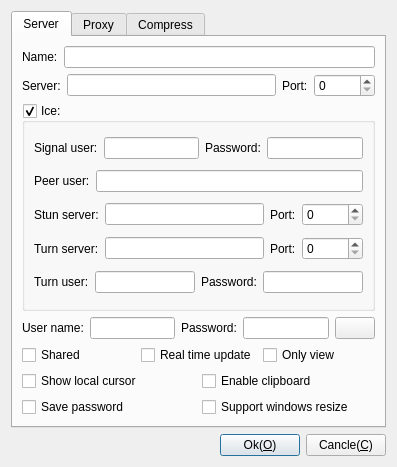
KangLin/RabbitRemoteControl, file Plugins/TigerVnc/Viewer/DlgSettingsTigerVnc.ui: the form before one commit.
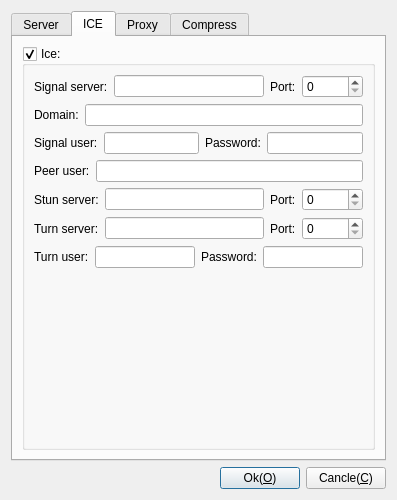
The form after the commit. Icons and pictures are not drawn.

Commit message: TigerVnc: FIX ICE setting parameters error

What changed in the file:
```diff
--- a/Plugins/TigerVnc/Viewer/DlgSettingsTigerVnc.ui
+++ b/Plugins/TigerVnc/Viewer/DlgSettingsTigerVnc.ui
@@ -7,7 +7,7 @@
     <x>0</x>
     <y>0</y>
     <width>397</width>
-    <height>467</height>
+    <height>500</height>
    </rect>
   </property>
   <property name="windowTitle">
@@ -52,88 +52,13 @@
    <item row="0" column="0">
     <widget class="QTabWidget" name="tabWidget">
      <property name="currentIndex">
-      <number>0</number>
+      <number>1</number>
      </property>
      <widget class="QWidget" name="Server">
       <attribute name="title">
        <string>Server</string>
       </attribute>
       <layout class="QGridLayout" name="gridLayout_9">
-       <item row="1" column="0">
-        <layout class="QHBoxLayout" name="horizontalLayout_3">
-         <item>
-          <widget class="QLabel" name="lbServer">
-           <property name="text">
-            <string>Server:</string>
-           </property>
-          </widget>
-         </item>
-         <item>
-          <widget class="QLineEdit" name="leServer">
-           <property name="text">
-            <string/>
-           </property>
-          </widget>
-         </item>
-         <item>
-          <widget class="QLabel" name="label_6">
-           <property name="text">
-            <string>Port:</string>
-           </property>
-          </widget>
-         </item>
-         <item>
-          <widget class="QSpinBox" name="spPort">
-           <property name="maximum">
-            <number>65536</number>
-           </property>
-          </widget>
-         </item>
-        </layout>
-       </item>
-       <item row="6" column="0">
-        <layout class="QHBoxLayout" name="horizontalLayout_8">
-         <item>
-          <widget class="QCheckBox" name="cbLocalCursor">
-           <property name="text">
-            <string>Show local cursor</string>
-           </property>
-          </widget>
-         </item>
-         <item>
-          <widget class="QCheckBox" name="cbClipboard">
-           <property name="text">
-            <string>Enable clipboard</string>
-           </property>
-          </widget>
-         </item>
-        </layout>
-       </item>
-       <item row="5" column="0">
-        <layout class="QHBoxLayout" name="horizontalLayout_7">
-         <item>
-          <widget class="QCheckBox" name="cbShared">
-           <property name="text">
-            <string>Shared</string>
-           </property>
-          </widget>
-         </item>
-         <item>
-          <widget class="QCheckBox" name="cbRealTimeUpdate">
-           <property name="text">
-            <string>Real time update</string>
-           </property>
-          </widget>
-         </item>
-         <item>
-          <widget class="QCheckBox" name="cbOnlyView">
-           <property name="text">
-            <string>Only view</string>
-           </property>
-          </widget>
-         </item>
-        </layout>
-       </item>
        <item row="0" column="0">
         <layout class="QHBoxLayout" name="horizontalLayout_9">
          <item>
@@ -158,25 +83,7 @@
          </item>
         </layout>
        </item>
-       <item row="7" column="0">
-        <layout class="QGridLayout" name="gridLayout">
-         <item row="0" column="0">
-          <widget class="QCheckBox" name="cbSave">
-           <property name="text">
-            <string>Save password</string>
-           </property>
-          </widget>
-         </item>
-         <item row="0" column="1">
-          <widget class="QCheckBox" name="cbResizeWindows">
-           <property name="text">
-            <string>Support windows resize</string>
-           </property>
-          </widget>
-         </item>
-        </layout>
-       </item>
-       <item row="4" column="0">
+       <item row="3" column="0">
         <layout class="QHBoxLayout" name="horizontalLayout">
          <item>
           <widget class="QLabel" name="label_2">
@@ -227,7 +134,120 @@
          </item>
         </layout>
        </item>
-       <item row="3" column="0">
+       <item row="6" column="0">
+        <layout class="QGridLayout" name="gridLayout">
+         <item row="0" column="0">
+          <widget class="QCheckBox" name="cbSave">
+           <property name="text">
+            <string>Save password</string>
+           </property>
+          </widget>
+         </item>
+         <item row="0" column="1">
+          <widget class="QCheckBox" name="cbResizeWindows">
+           <property name="text">
+            <string>Support windows resize</string>
+           </property>
+          </widget>
+         </item>
+        </layout>
+       </item>
+       <item row="5" column="0">
+        <layout class="QHBoxLayout" name="horizontalLayout_8">
+         <item>
+          <widget class="QCheckBox" name="cbLocalCursor">
+           <property name="text">
+            <string>Show local cursor</string>
+           </property>
+          </widget>
+         </item>
+         <item>
+          <widget class="QCheckBox" name="cbClipboard">
+           <property name="text">
+            <string>Enable clipboard</string>
+           </property>
+          </widget>
+         </item>
+        </layout>
+       </item>
+       <item row="4" column="0">
+        <layout class="QHBoxLayout" name="horizontalLayout_7">
+         <item>
+          <widget class="QCheckBox" name="cbShared">
+           <property name="text">
+            <string>Shared</string>
+           </property>
+          </widget>
+         </item>
+         <item>
+          <widget class="QCheckBox" name="cbRealTimeUpdate">
+           <property name="text">
+            <string>Real time update</string>
+           </property>
+          </widget>
+         </item>
+         <item>
+          <widget class="QCheckBox" name="cbOnlyView">
+           <property name="text">
+            <string>Only view</string>
+           </property>
+          </widget>
+         </item>
+        </layout>
+       </item>
+       <item row="1" column="0">
+        <layout class="QHBoxLayout" name="horizontalLayout_3">
+         <item>
+          <widget class="QLabel" name="lbServer">
+           <property name="text">
+            <string>Server:</string>
+           </property>
+          </widget>
+         </item>
+         <item>
+          <widget class="QLineEdit" name="leServer">
+           <property name="text">
+            <string/>
+           </property>
+          </widget>
+         </item>
+         <item>
+          <widget class="QLabel" name="label_6">
+           <property name="text">
+            <string>Port:</string>
+           </property>
+          </widget>
+         </item>
+         <item>
+          <widget class="QSpinBox" name="spPort">
+           <property name="maximum">
+            <number>65536</number>
+           </property>
+          </widget>
+         </item>
+        </layout>
+       </item>
+       <item row="7" column="0">
+        <spacer name="verticalSpacer_4">
+         <property name="orientation">
+          <enum>Qt::Vertical</enum>
+         </property>
+         <property name="sizeHint" stdset="0">
+          <size>
+           <width>20</width>
+           <height>40</height>
+          </size>
+         </property>
+        </spacer>
+       </item>
+      </layout>
+     </widget>
+     <widget class="QWidget" name="tab">
+      <attribute name="title">
+       <string>ICE</string>
+      </attribute>
+      <layout class="QGridLayout" name="gridLayout_10">
+       <item row="1" column="0">
         <widget class="QGroupBox" name="gpIce">
          <property name="title">
           <string>Ice:</string>
@@ -239,31 +259,45 @@
           <bool>true</bool>
          </property>
          <layout class="QGridLayout" name="gridLayout_8">
-          <item row="0" column="0">
-           <layout class="QHBoxLayout" name="horizontalLayout_13">
-            <item>
-             <widget class="QLabel" name="label_18">
-              <property name="text">
-               <string>Signal user:</string>
-              </property>
-             </widget>
-            </item>
-            <item>
-             <widget class="QLineEdit" name="leSignalUser"/>
-            </item>
-            <item>
-             <widget class="QLabel" name="label_19">
-              <property name="text">
-               <string>Password:</string>
-              </property>
-             </widget>
-            </item>
-            <item>
-             <widget class="QLineEdit" name="leSignalPassword"/>
-            </item>
-           </layout>
-          </item>
           <item row="1" column="0">
+           <layout class="QHBoxLayout" name="horizontalLayout_16">
+            <item>
+             <widget class="QLabel" name="label_21">
+              <property name="text">
+               <string>Domain:</string>
+              </property>
+             </widget>
+            </item>
+            <item>
+             <widget class="QLineEdit" name="leDomain"/>
+            </item>
+           </layout>
+          </item>
+          <item row="6" column="0">
+           <layout class="QHBoxLayout" name="horizontalLayout_12">
+            <item>
+             <widget class="QLabel" name="label_16">
+              <property name="text">
+               <string>Turn user:</string>
+              </property>
+             </widget>
+            </item>
+            <item>
+             <widget class="QLineEdit" name="leTurnUser"/>
+            </item>
+            <item>
+             <widget class="QLabel" name="label_17">
+              <property name="text">
+               <string>Password:</string>
+              </property>
+             </widget>
+            </item>
+            <item>
+             <widget class="QLineEdit" name="leTurnPassword"/>
+            </item>
+           </layout>
+          </item>
+          <item row="3" column="0">
            <layout class="QHBoxLayout" name="horizontalLayout_14">
             <item>
              <widget class="QLabel" name="label">
@@ -277,35 +311,7 @@
             </item>
            </layout>
           </item>
-          <item row="2" column="0">
-           <layout class="QHBoxLayout" name="horizontalLayout_2">
-            <item>
-             <widget class="QLabel" name="label_12">
-              <property name="text">
-               <string>Stun server:</string>
-              </property>
-             </widget>
-            </item>
-            <item>
-             <widget class="QLineEdit" name="leStunServer"/>
-            </item>
-            <item>
-             <widget class="QLabel" name="label_13">
-              <property name="text">
-               <string>Port:</string>
-              </property>
-             </widget>
-            </item>
-            <item>
-             <widget class="QSpinBox" name="spStunPort">
-              <property name="maximum">
-               <number>65536</number>
-              </property>
-             </widget>
-            </item>
-           </layout>
-          </item>
-          <item row="3" column="0">
+          <item row="5" column="0">
            <layout class="QGridLayout" name="gridLayout_5">
             <item row="0" column="0">
              <widget class="QLabel" name="label_14">
@@ -333,30 +339,103 @@
             </item>
            </layout>
           </item>
-          <item row="4" column="0">
-           <layout class="QHBoxLayout" name="horizontalLayout_12">
+          <item row="0" column="0">
+           <layout class="QHBoxLayout" name="horizontalLayout_15">
             <item>
-             <widget class="QLabel" name="label_16">
+             <widget class="QLabel" name="lbServer_2">
               <property name="text">
-               <string>Turn user:</string>
+               <string>Signal server:</string>
               </property>
              </widget>
             </item>
             <item>
-             <widget class="QLineEdit" name="leTurnUser"/>
+             <widget class="QLineEdit" name="leIceSignalServer">
+              <property name="text">
+               <string/>
+              </property>
+             </widget>
             </item>
             <item>
-             <widget class="QLabel" name="label_17">
+             <widget class="QLabel" name="label_20">
+              <property name="text">
+               <string>Port:</string>
+              </property>
+             </widget>
+            </item>
+            <item>
+             <widget class="QSpinBox" name="spSignalPort">
+              <property name="maximum">
+               <number>65536</number>
+              </property>
+             </widget>
+            </item>
+           </layout>
+          </item>
+          <item row="2" column="0">
+           <layout class="QHBoxLayout" name="horizontalLayout_13">
+            <item>
+             <widget class="QLabel" name="label_18">
+              <property name="text">
+               <string>Signal user:</string>
+              </property>
+             </widget>
+            </item>
+            <item>
+             <widget class="QLineEdit" name="leSignalUser"/>
+            </item>
+            <item>
+             <widget class="QLabel" name="label_19">
               <property name="text">
                <string>Password:</string>
               </property>
              </widget>
             </item>
             <item>
-             <widget class="QLineEdit" name="leTurnPassword"/>
+             <widget class="QLineEdit" name="leSignalPassword"/>
             </item>
            </layout>
           </item>
+          <item row="4" column="0">
+           <layout class="QHBoxLayout" name="horizontalLayout_2">
+            <item>
+             <widget class="QLabel" name="label_12">
+              <property name="text">
+               <string>Stun server:</string>
+              </property>
+             </widget>
+            </item>
+            <item>
+             <widget class="QLineEdit" name="leStunServer"/>
+            </item>
+            <item>
+             <widget class="QLabel" name="label_13">
+              <property name="text">
+               <string>Port:</string>
+              </property>
+             </widget>
+            </item>
+            <item>
+             <widget class="QSpinBox" name="spStunPort">
+              <property name="maximum">
+               <number>65536</number>
+              </property>
+             </widget>
+            </item>
+           </layout>
+          </item>
+          <item row="7" column="0">
+           <spacer name="verticalSpacer_2">
+            <property name="orientation">
+             <enum>Qt::Vertical</enum>
+            </property>
+            <property name="sizeHint" stdset="0">
+             <size>
+              <width>20</width>
+              <height>40</height>
+             </size>
+            </property>
+           </spacer>
+          </item>
          </layout>
         </widget>
        </item>
```
Left out of the diff: 1 changed line with no effect on the pictures. The commit also changes 11 other files.
